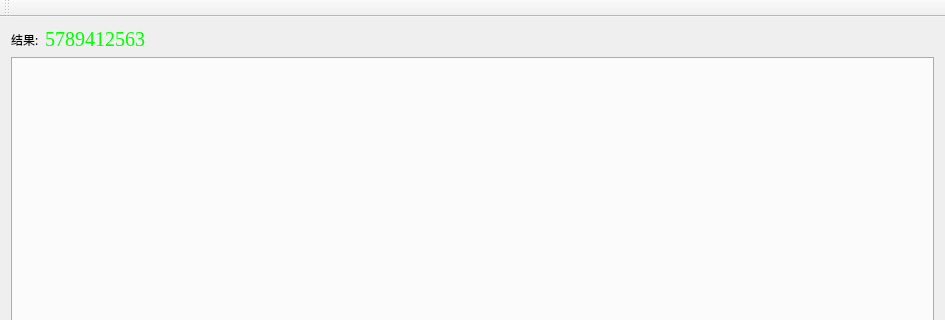
Before: the Qt Designer form MainWindow.ui in SxyHack/BossEngine, drawn with Qt 5; both pictures show x 0 to 945 and y 0 to 320 of the 945 by 738 pixel window.
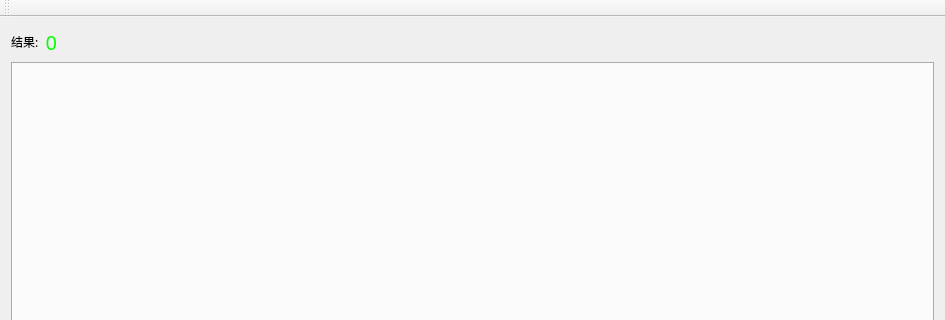
After: the same form once the commit is applied.

```diff
--- a/MainWindow.ui
+++ b/MainWindow.ui
@@ -33,7 +33,7 @@
        <widget class="QLabel" name="ScanCount">
         <property name="font">
          <font>
-          <family>Georgia</family>
+          <family>215000EURO</family>
           <pointsize>15</pointsize>
          </font>
         </property>
@@ -44,7 +44,7 @@
 </string>
         </property>
         <property name="text">
-         <string>5789412563</string>
+         <string>0</string>
         </property>
         <property name="alignment">
          <set>Qt::AlignRight|Qt::AlignTrailing|Qt::AlignVCenter</set>
```
Left out of the diff: 16 changed lines with no effect on the pictures.
